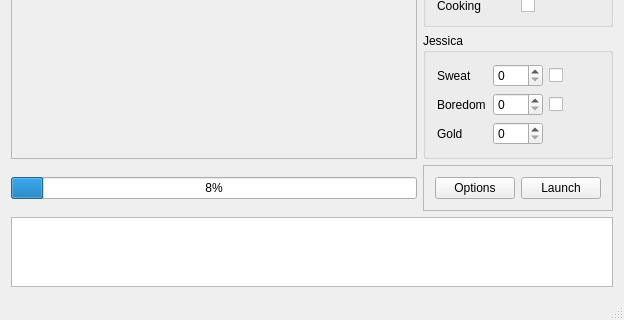
Before: the Qt Designer form InterfaceElo/mainwindow.ui in paulbaudy/IA2016, drawn with Qt 5; both pictures show x 0 to 624 and y 262 to 582 of the 624 by 582 pixel window.
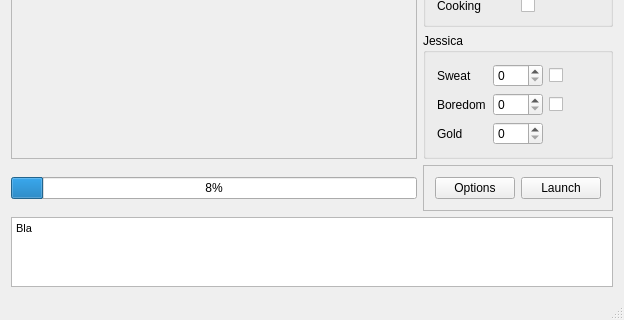
After: the same form once the commit is applied. Icons and pictures are not drawn.

Commit message: Ajout du clean log

Diff of the .ui file:
```diff
--- a/InterfaceElo/mainwindow.ui
+++ b/InterfaceElo/mainwindow.ui
@@ -32,7 +32,7 @@
 &lt;html&gt;&lt;head&gt;&lt;meta name=&quot;qrichtext&quot; content=&quot;1&quot; /&gt;&lt;style type=&quot;text/css&quot;&gt;
 p, li { white-space: pre-wrap; }
 &lt;/style&gt;&lt;/head&gt;&lt;body style=&quot; font-family:'MS Shell Dlg 2'; font-size:8.25pt; font-weight:400; font-style:normal;&quot;&gt;
-&lt;p style=&quot;-qt-paragraph-type:empty; margin-top:0px; margin-bottom:0px; margin-left:0px; margin-right:0px; -qt-block-indent:0; text-indent:0px;&quot;&gt;&lt;br /&gt;&lt;/p&gt;&lt;/body&gt;&lt;/html&gt;</string>
+&lt;p style=&quot; margin-top:0px; margin-bottom:0px; margin-left:0px; margin-right:0px; -qt-block-indent:0; text-indent:0px;&quot;&gt;Bla&lt;/p&gt;&lt;/body&gt;&lt;/html&gt;</string>
       </property>
      </widget>
     </item>
```
The commit also changes 2 other files.
